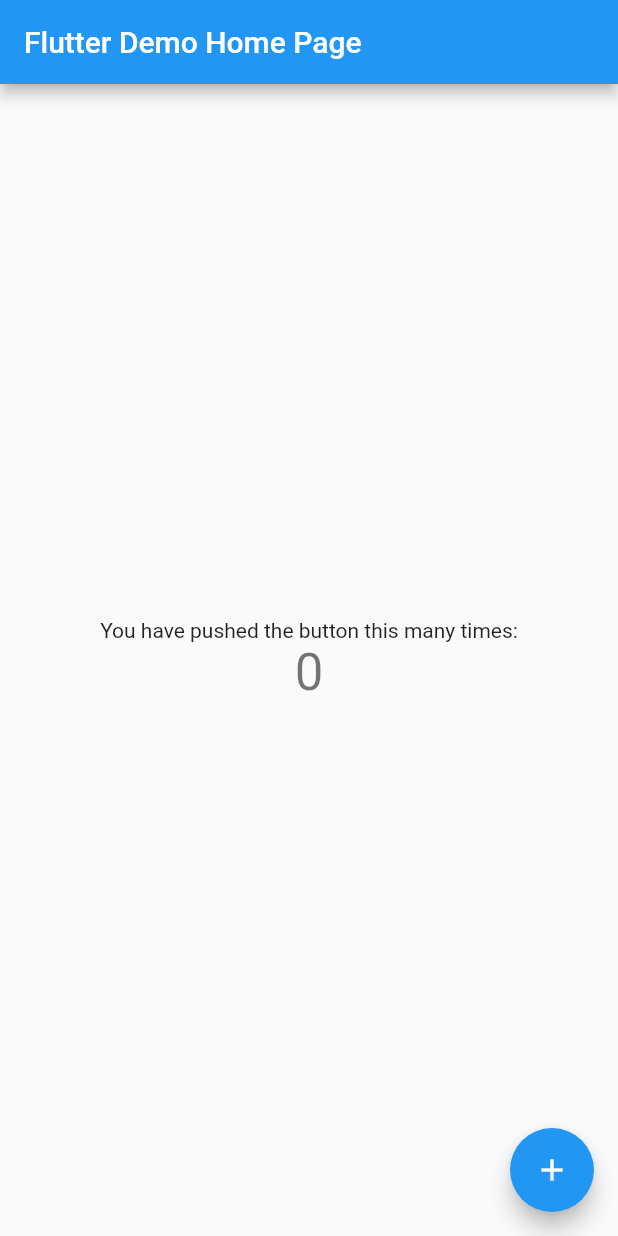
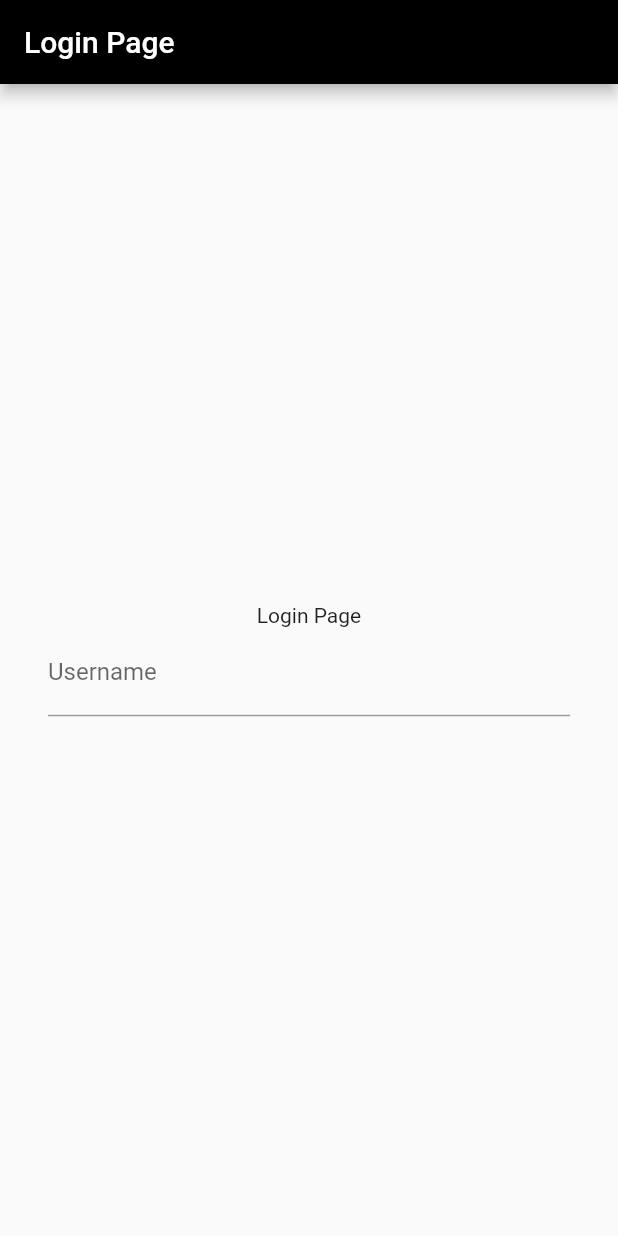
Before and after one commit to BrightTNC/learn_flutter, a Flutter app: the screen it shows after launch, on a phone screen of 412 x 824 dp. Run offline on Flutter 3.47's test engine with Material 2 defaults, Android fonts, the phone set to English and light mode, and no system bars.

Commit message:
first_day_comit_2

```diff
--- a/lib/main.dart
+++ b/lib/main.dart
@@ -1,115 +1,7 @@
 import 'package:flutter/material.dart';
+
+import 'src/app.dart';
 
 void main() {
   runApp(const MyApp());
 }
-
-class MyApp extends StatelessWidget {
-  const MyApp({super.key});
-
-  // This widget is the root of your application.
-  @override
-  Widget build(BuildContext context) {
-    return MaterialApp(
-      title: 'Flutter Demo',
-      theme: ThemeData(
-        // This is the theme of your application.
-        //
-        // Try running your application with "flutter run". You'll see the
-        // application has a blue toolbar. Then, without quitting the app, try
-        // changing the primarySwatch below to Colors.green and then invoke
-        // "hot reload" (press "r" in the console where you ran "flutter run",
-        // or simply save your changes to "hot reload" in a Flutter IDE).
-        // Notice that the counter didn't reset back to zero; the application
-        // is not restarted.
-        primarySwatch: Colors.blue,
-      ),
-      home: const MyHomePage(title: 'Flutter Demo Home Page'),
-    );
-  }
-}
-
-class MyHomePage extends StatefulWidget {
-  const MyHomePage({super.key, required this.title});
-
-  // This widget is the home page of your application. It is stateful, meaning
-  // that it has a State object (defined below) that contains fields that affect
-  // how it looks.
-
-  // This class is the configuration for the state. It holds the values (in this
-  // case the title) provided by the parent (in this case the App widget) and
-  // used by the build method of the State. Fields in a Widget subclass are
-  // always marked "final".
-
-  final String title;
-
-  @override
-  State<MyHomePage> createState() => _MyHomePageState();
-}
-
-class _MyHomePageState extends State<MyHomePage> {
-  int _counter = 0;
-
-  void _incrementCounter() {
-    setState(() {
-      // This call to setState tells the Flutter framework that something has
-      // changed in this State, which causes it to rerun the build method below
-      // so that the display can reflect the updated values. If we changed
-      // _counter without calling setState(), then the build method would not be
-      // called again, and so nothing would appear to happen.
-      _counter++;
-    });
-  }
-
-  @override
-  Widget build(BuildContext context) {
-    // This method is rerun every time setState is called, for instance as done
-    // by the _incrementCounter method above.
-    //
-    // The Flutter framework has been optimized to make rerunning build methods
-    // fast, so that you can just rebuild anything that needs updating rather
-    // than having to individually change instances of widgets.
-    return Scaffold(
-      appBar: AppBar(
-        // Here we take the value from the MyHomePage object that was created by
-        // the App.build method, and use it to set our appbar title.
-        title: Text(widget.title),
-      ),
-      body: Center(
-        // Center is a layout widget. It takes a single child and positions it
-        // in the middle of the parent.
-        child: Column(
-          // Column is also a layout widget. It takes a list of children and
-          // arranges them vertically. By default, it sizes itself to fit its
-          // children horizontally, and tries to be as tall as its parent.
-          //
-          // Invoke "debug painting" (press "p" in the console, choose the
-          // "Toggle Debug Paint" action from the Flutter Inspector in Android
-          // Studio, or the "Toggle Debug Paint" command in Visual Studio Code)
-          // to see the wireframe for each widget.
-          //
-          // Column has various properties to control how it sizes itself and
-          // how it positions its children. Here we use mainAxisAlignment to
-          // center the children vertically; the main axis here is the vertical
-          // axis because Columns are vertical (the cross axis would be
-          // horizontal).
-          mainAxisAlignment: MainAxisAlignment.center,
-          children: <Widget>[
-            const Text(
-              'You have pushed the button this many times:',
-            ),
-            Text(
-              '$_counter',
-              style: Theme.of(context).textTheme.headlineMedium,
-            ),
-          ],
-        ),
-      ),
-      floatingActionButton: FloatingActionButton(
-        onPressed: _incrementCounter,
-        tooltip: 'Increment',
-        child: const Icon(Icons.add),
-      ), // This trailing comma makes auto-formatting nicer for build methods.
-    );
-  }
-}
--- /dev/null
+++ b/lib/src/app.dart
@@ -0,0 +1,15 @@
+import 'package:flutter/material.dart';
+
+import 'pages/login/login_page.dart';
+
+class MyApp extends StatelessWidget {
+  const MyApp({Key? key}) : super(key: key);
+
+  @override
+  Widget build(BuildContext context) {
+    return MaterialApp(
+      title: "Adastria Report",
+      home: LoginPage(),
+    );
+  }
+}
--- /dev/null
+++ b/lib/src/pages/login/login_page.dart
@@ -0,0 +1,43 @@
+import 'package:flutter/material.dart';
+
+class LoginPage extends StatefulWidget {
+  const LoginPage({Key? key}) : super(key: key);
+
+  @override
+  State<LoginPage> createState() => _LoginPageState();
+}
+
+class _LoginPageState extends State<LoginPage> {
+  final _usernameController = TextEditingController();
+
+  @override
+  Widget build(BuildContext context) {
+    return Scaffold(
+      appBar: AppBar(
+        title: Container(
+            child: Text(
+          "Login Page",
+          style: TextStyle(color: Colors.white),
+        )),
+        backgroundColor: Colors.black,
+      ),
+      body: Container(
+        width: double.infinity,
+        child: Padding(
+          padding: const EdgeInsets.all(32),
+          child: Column(
+            crossAxisAlignment: CrossAxisAlignment.center,
+            mainAxisAlignment: MainAxisAlignment.center,
+            children: [
+              Text("Login Page"),
+              TextField(
+                controller: _usernameController,
+                decoration: InputDecoration(labelText: "Username"),
+              )
+            ],
+          ),
+        ),
+      ),
+    );
+  }
+}
```
Also changed, not shown: 1 other file.
